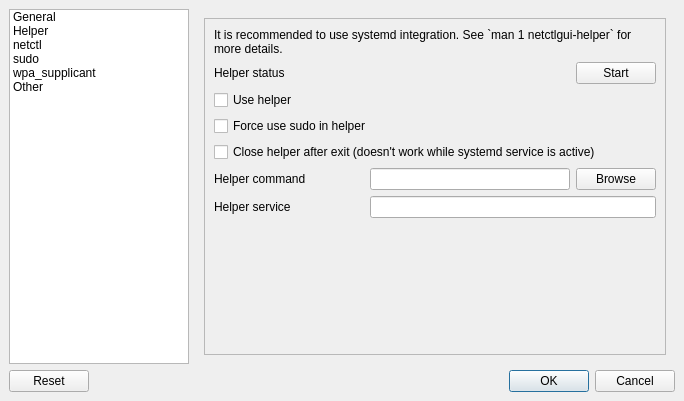
Above: sources/gui/src/settingswindow.ui from arcan1s/netctl-gui before the change. Below: the same form after it.
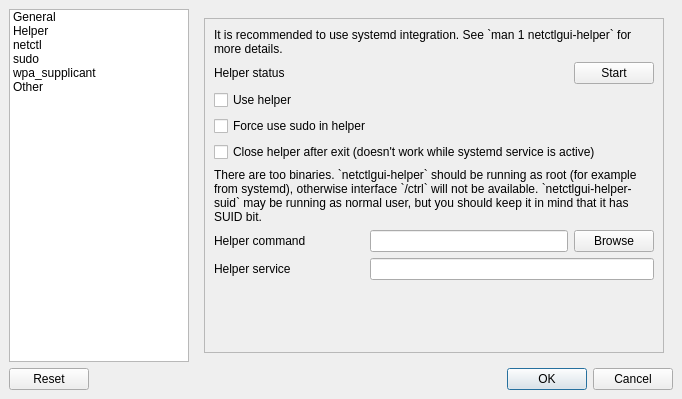
That is the form after the change. The open tabs and pages were chosen to show the change. Icons and pictures are not drawn.

Commit message: rewrite mainwindow class

What changed in the file:
```diff
--- a/sources/gui/src/settingswindow.ui
+++ b/sources/gui/src/settingswindow.ui
@@ -6,8 +6,8 @@
    <rect>
     <x>0</x>
     <y>0</y>
-    <width>684</width>
-    <height>401</height>
+    <width>682</width>
+    <height>399</height>
    </rect>
   </property>
   <property name="windowTitle">
@@ -211,8 +211,8 @@
               <rect>
                <x>0</x>
                <y>0</y>
-               <width>468</width>
-               <height>340</height>
+               <width>466</width>
+               <height>338</height>
               </rect>
              </property>
              <layout class="QVBoxLayout" name="verticalLayout_13">
@@ -296,6 +296,16 @@
                 </property>
                </widget>
               </item>
+              <item>
+               <widget class="QLabel" name="label_helperPathInfo">
+                <property name="text">
+                 <string>There are too binaries. `netctlgui-helper` should be running as root (for example from systemd), otherwise interface `/ctrl` will not be available. `netctlgui-helper-suid` may be running as normal user, but you should keep it in mind that it has SUID bit.</string>
+                </property>
+                <property name="wordWrap">
+                 <bool>true</bool>
+                </property>
+               </widget>
+              </item>
               <item>
                <layout class="QHBoxLayout" name="layout_helperPath">
                 <item>
```
Left out of the diff: 20 changed lines with no effect on the pictures. The commit also changes 9 other files.
